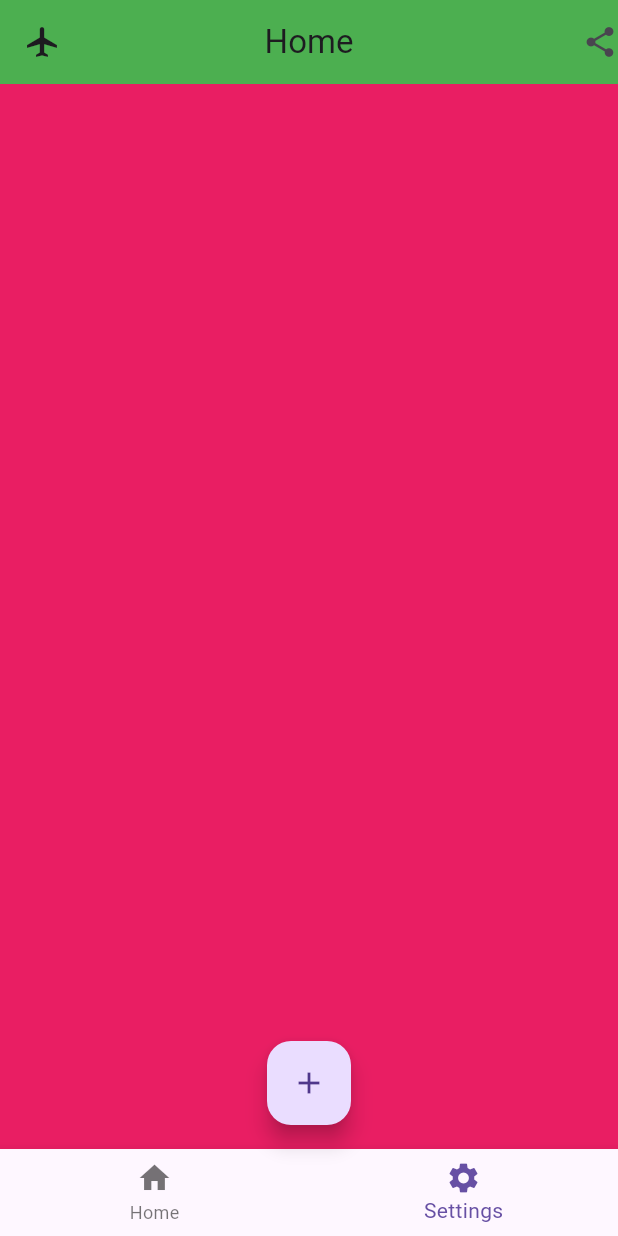
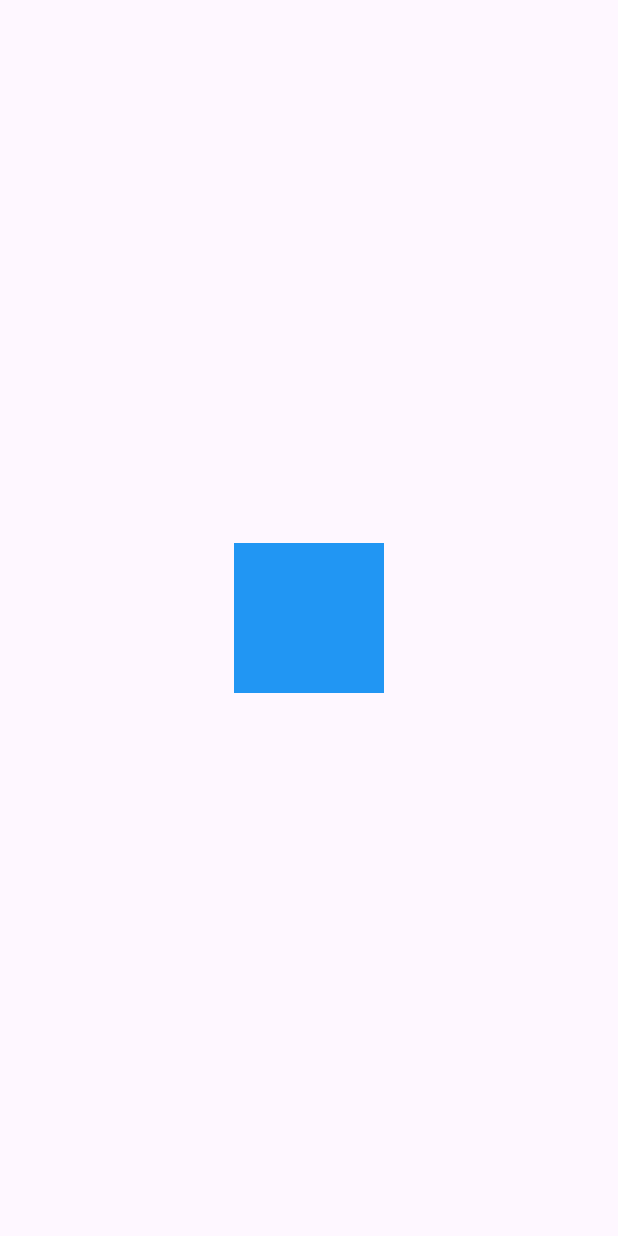
Before and after one commit to ThomasEcalle/51L1_2024_2025, a Flutter app: the screen it shows after launch, on a phone screen of 412 x 824 dp. Run offline on Flutter 3.47's test engine with Material 3 defaults, Android fonts, the phone set to English and light mode, and no system bars.

Commit message:
Add exercise a skeleton

```diff
--- /dev/null
+++ b/lib/exercises/exercise_a.dart
@@ -0,0 +1,27 @@
+import 'package:flutter/material.dart';
+
+class ExerciseA extends StatelessWidget {
+  const ExerciseA({super.key});
+
+  @override
+  Widget build(BuildContext context) {
+    return Scaffold(
+      body: Center(
+        child: SquareButton(),
+      ),
+    );
+  }
+}
+
+class SquareButton extends StatelessWidget {
+  const SquareButton({super.key});
+
+  @override
+  Widget build(BuildContext context) {
+    return Container(
+      height: 100,
+      width: 100,
+      color: Colors.blue,
+    );
+  }
+}
--- a/lib/main.dart
+++ b/lib/main.dart
@@ -1,3 +1,4 @@
+import 'package:al1_2024/exercises/exercise_a.dart';
 import 'package:al1_2024/home.dart';
 import 'package:flutter/material.dart';
 
@@ -19,7 +20,7 @@
           ),
         ),
       ),
-      home: Home(),
+      home: const ExerciseA(),
     );
   }
 }
```
